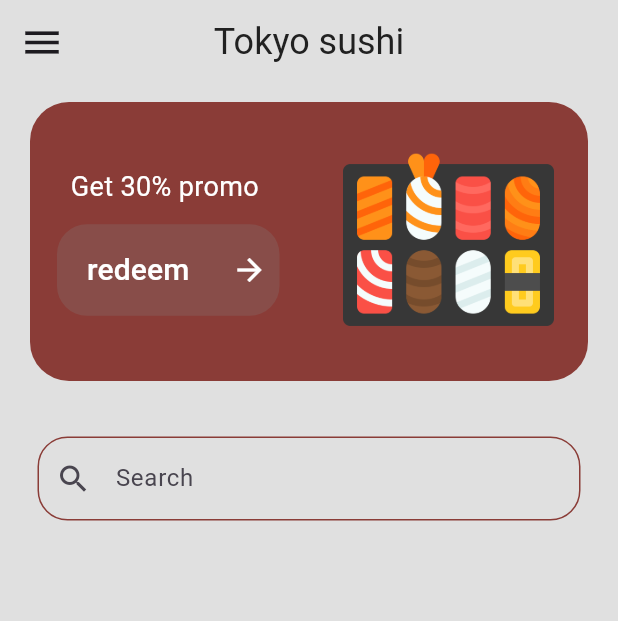
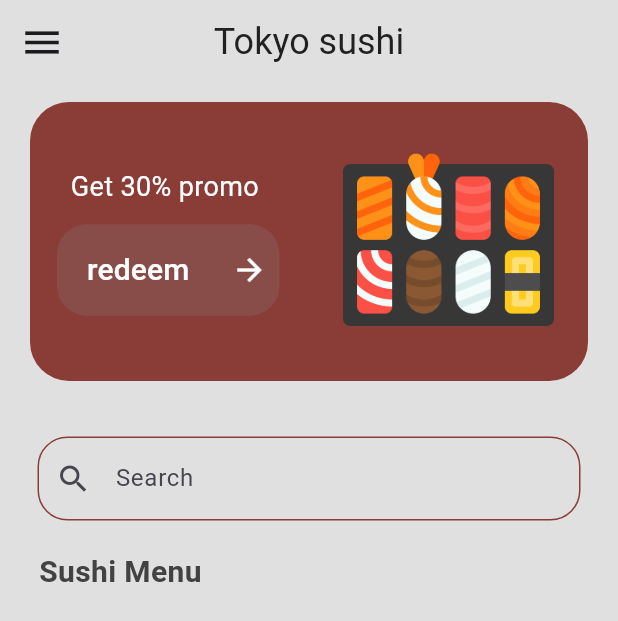
Before and after one commit to belal123456/sushi, a Flutter app: the Menu screen opened by its route, on a phone screen of 412 x 824 dp. Shown: the top 621 px of the screen. Run offline on Flutter 3.47's test engine with Material 3 defaults, Android fonts, the phone set to English and light mode, and no system bars; our stand-ins replace google_fonts.

Commit message:
Add Sushi Menu Images and Food Model
Added new sushi menu images to the assets directory and implemented a FoodModel class in Dart to manage food item details. Updated the Menu view to display a list of sushi items using the new FoodModel, enhancing the visual presentation and functionality of the menu section.

- Added five new sushi images to the assets/menu-imgs directory.
- Created a FoodModel class in lib/models/food_model.dart to encapsulate food item details such as name, image path, price, and rating.
- Updated the Menu view in lib/views/menu.dart to be a StatefulWidget and added a list of FoodModel instances representing different sushi items.
- Enhanced the Menu view to display a title for the sushi menu and prepare for future implementation of the menu list display.
- Updated the pubspec.yaml file to include the new menu images in the assets section.

```diff
--- /dev/null
+++ b/lib/models/food_model.dart
@@ -0,0 +1,17 @@
+class FoodModel {
+  final String name;
+  final String imagePath;
+  final String price;
+  final String rating;
+
+  FoodModel({
+    required this.name,
+    required this.imagePath,
+    required this.price,
+    required this.rating,
+  });
+  String get _imagePathUrl => imagePath;
+  String get _price => price;
+  String get _rating => rating;
+  String get _name => name;
+}
--- a/lib/views/menu.dart
+++ b/lib/views/menu.dart
@@ -1,10 +1,47 @@
 import 'package:flutter/material.dart';
+import 'package:sushi/models/food_model.dart';
 
 import '../widget/custom_btn.dart';
 
-class Menu extends StatelessWidget {
+class Menu extends StatefulWidget {
   const Menu({super.key});
   static const String routeName = 'menu';
+
+  @override
+  State<Menu> createState() => _MenuState();
+}
+
+class _MenuState extends State<Menu> {
+  List foodModel = [
+    FoodModel(
+        name: "Nigiri",
+        imagePath:
+            "assets/menu-imgs/closeup-shot-delicious-sushi-roll-with-seasonings-white-background.jpg",
+        price: "30",
+        rating: "4.5"),
+    FoodModel(
+        name: "Maki",
+        imagePath:
+            "assets/menu-imgs/closeup-shot-sushi-roll-black-stone-plate.jpg",
+        price: "50",
+        rating: "4.4"),
+    FoodModel(
+        name: "Sashimi",
+        imagePath: "assets/menu-imgs/delicious-sushi-rolls.jpg",
+        price: "30",
+        rating: "4.7"),
+    FoodModel(
+        name: "Temaki",
+        imagePath:
+            "assets/menu-imgs/flat-lay-plate-sushi-rolls-with-nigiri.jpg",
+        price: "93",
+        rating: "4.8"),
+    FoodModel(
+        name: "Uramaki",
+        imagePath: "assets/menu-imgs/maki-sushi-isolated-white.jpg",
+        price: "23",
+        rating: "4.9"),
+  ];
   @override
   Widget build(BuildContext context) {
     return Scaffold(
@@ -23,6 +60,7 @@ class Menu extends StatelessWidget {
         centerTitle: true,
       ),
       body: Column(
+        crossAxisAlignment: CrossAxisAlignment.start,
         children: [
           //promo banner
           Container(
@@ -111,6 +149,19 @@ class Menu extends StatelessWidget {
             height: 20,
           ),
           //menu list
+          Padding(
+            padding: const EdgeInsets.symmetric(horizontal: 26),
+            child: Text(
+              "Sushi Menu",
+              style: TextStyle(
+                  fontSize: 20,
+                  color: Colors.grey[800],
+                  fontWeight: FontWeight.bold),
+            ),
+          ),
+          SizedBox(
+            height: 10,
+          )
 
           //popularfood
         ],
--- a/pubspec.yaml
+++ b/pubspec.yaml
@@ -60,7 +60,8 @@ flutter:
   # To add assets to your application, add an assets section, like this:
   assets:
     - assets/images/
-    - "assets/images/sushi (1).png"
+    - assets/images/sushi (1).png
+    - assets/menu-imgs/
 
   # An image asset can refer to one or more resolution-specific "variants", see
   # https://flutter.dev/to/resolution-aware-images
```
Also changed, not shown: assets/menu-imgs/delicious-sushi-rolls.jpg (added), assets/menu-imgs/maki-sushi-isolated-white.jpg (added), 3 other files.
